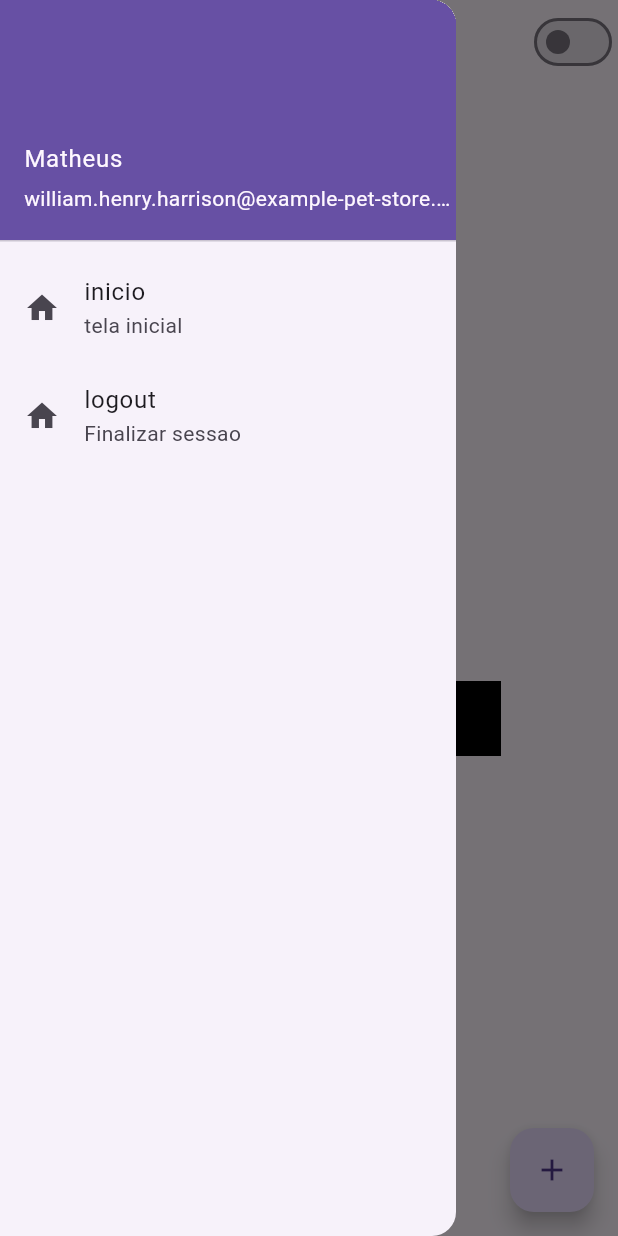
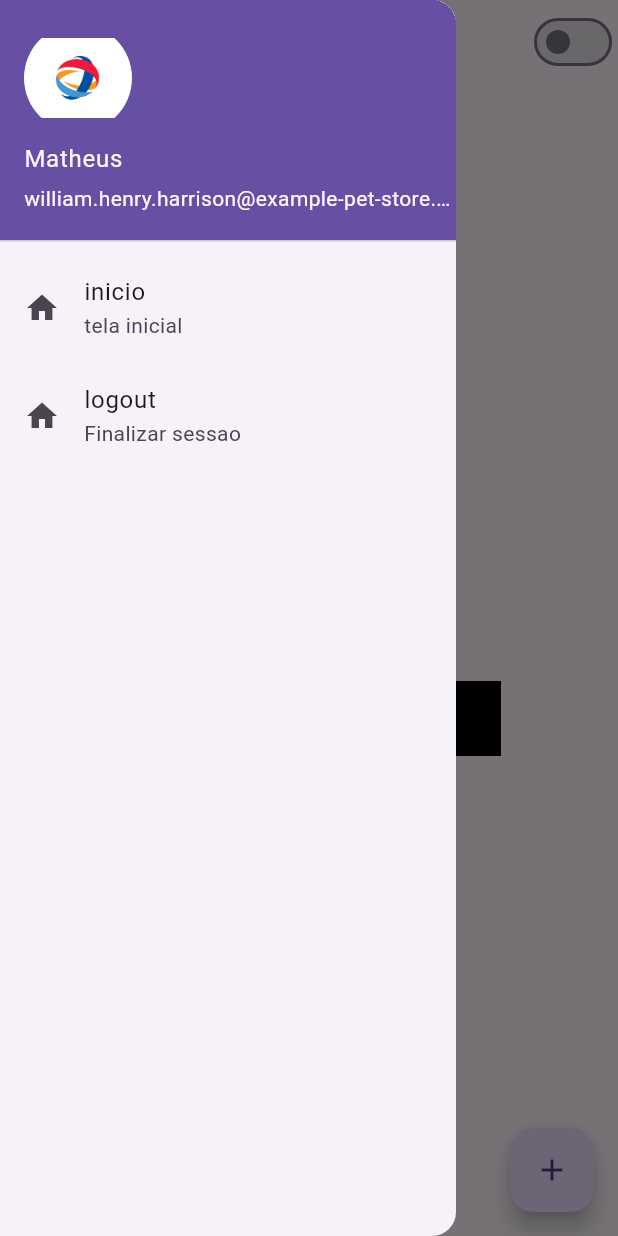
Before and after one commit to MatheusHenry2/Flutter-studies, a Flutter app: the HomePage screen opened by its route, with the side drawer open, on a phone screen of 412 x 824 dp. Run offline on Flutter 3.47's test engine with Material 3 defaults, Android fonts, the phone set to English and light mode, and no system bars.

```diff
--- a/lib/home_page.dart
+++ b/lib/home_page.dart
@@ -19,7 +19,12 @@ class HomePageState extends State<HomePage> {
         child: Column(
           children: [
             UserAccountsDrawerHeader(
-              // currentAccountPicture: Image.network(),
+              currentAccountPicture: ClipOval(
+                child: Image.asset('assets/imagens/logo.png'),
+              ),
+              // currentAccountPicture: ClipRRect(
+              //   child: Image.asset('assets/imagens/logo.png'),
+              // ),
               accountName: Text('Matheus'),
               accountEmail: Text(
                 'william.henry.harrison@example-pet-store.com',
```
